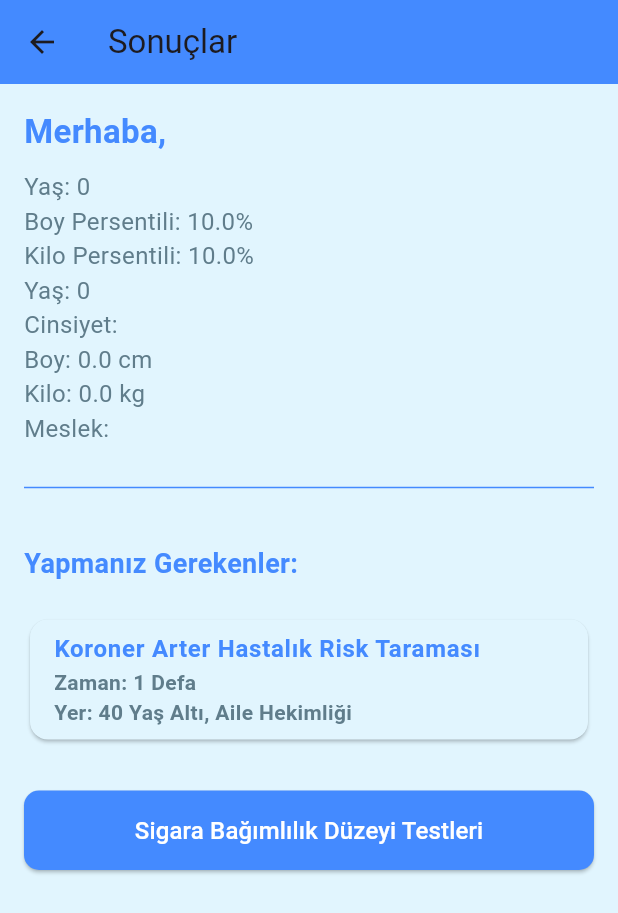
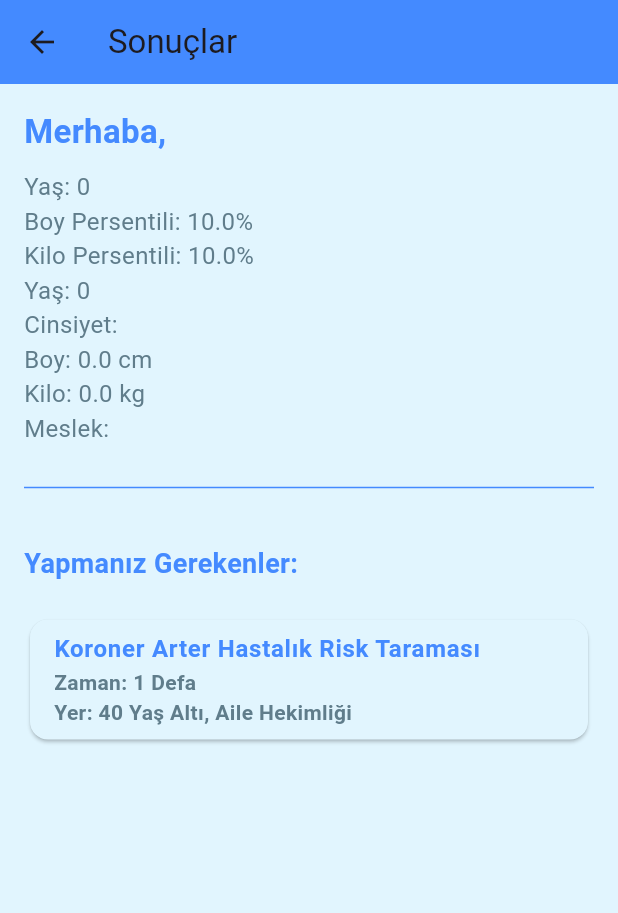
Before and after one commit to alperberke123/KHS_uygulamasi, a Flutter app: the degerlendirme screen opened directly with empty values, on a phone screen of 412 x 824 dp. Shown: the top 913 px of the screen. Run offline on Flutter 3.47's test engine with Material 3 defaults, Android fonts, the phone set to English and light mode, and no system bars.

Commit message:
KHS_guncelleme13

```diff
--- a/lib/sonuc_ekrani.dart
+++ b/lib/sonuc_ekrani.dart
@@ -24,6 +24,7 @@ class degerlendirme extends StatelessWidget {
   final String? profession;
   final int smokingScore;
   final bool isMarriageApplicant;
+  final bool isSmoking;
 
 
   degerlendirme({
@@ -42,6 +43,7 @@ class degerlendirme extends StatelessWidget {
     this.profession,
     required this.smokingScore,
     required this.isMarriageApplicant,
+    required this.isSmoking,
   });
 
   String capitalizeFirstLetter(String name) {
@@ -609,7 +611,9 @@ class degerlendirme extends StatelessWidget {
                 ),
               ),
             ),
-            ElevatedButton(
+            Visibility(// sayfanın yenilenmesini ayarlaman lazım *********** yoksa bir kere tıklayınca değer kalıyor
+              visible: isSmoking,
+              child: ElevatedButton(
               onPressed: () {
                 Navigator.push(
                   context,
@@ -629,6 +633,7 @@ class degerlendirme extends StatelessWidget {
                 'Sigara Bağımlılık Düzeyi Testleri',
                 style: TextStyle(color: Colors.white, fontSize: 16),
               ),
+            ),
             ),
             const SizedBox(height: 10),
             Visibility(
```
Also changed, not shown: lib/anaSayfa.dart (+18 -0 lines), 5 other files.
